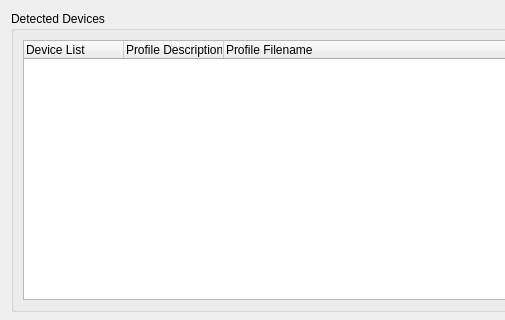
Above: devices/kmdevices.ui from KDE/kolor-manager before the change; both pictures show x 0 to 505 and y 0 to 320 of the 801 by 630 pixel window. Below: the same form after it.
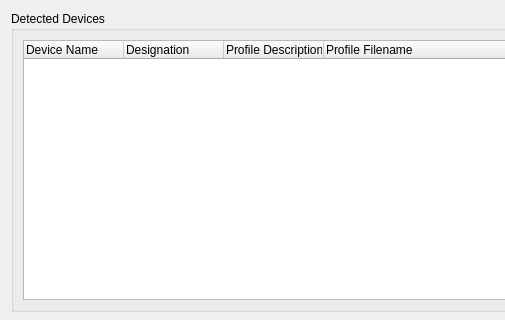
That is the form after the change. Icons and pictures are not drawn.

Commit message: Implemented "Designation" column in devices list;  added draft procedures to save associated profiles to Oyranos (not finished).

Patch:
```diff
--- a/devices/kmdevices.ui
+++ b/devices/kmdevices.ui
@@ -53,7 +53,12 @@
         </property>
         <column>
          <property name="text" >
-          <string>Device List</string>
+          <string>Device Name</string>
+         </property>
+        </column>
+        <column>
+         <property name="text" >
+          <string>Designation</string>
          </property>
         </column>
         <column>
```
The commit also changes 2 other files.
